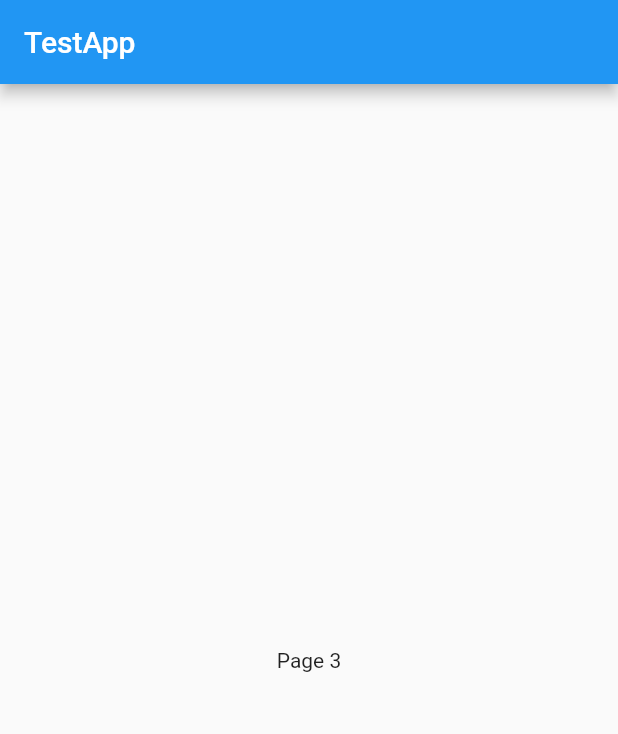
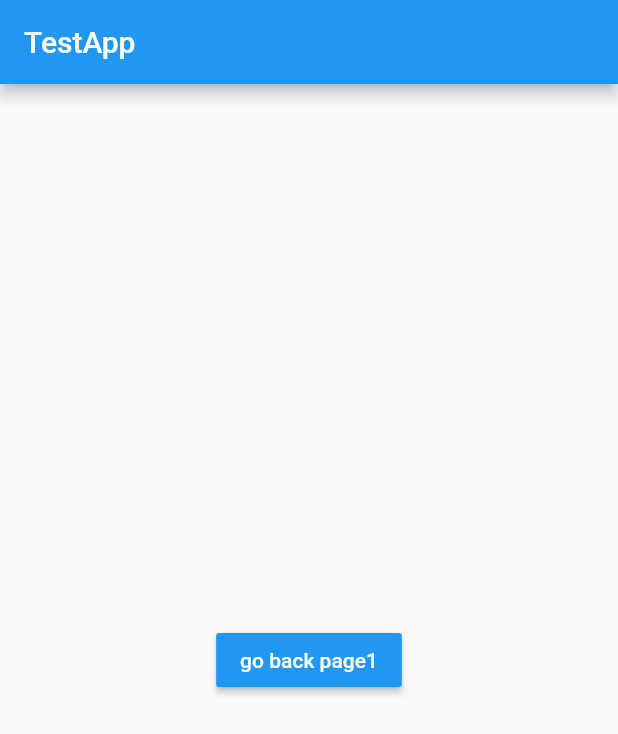
Before and after one commit to tontanh/app1, a Flutter app: the MyHomePage screen opened directly, on a phone screen of 412 x 824 dp. Shown: the top 734 px of the screen. Run offline on Flutter 3.47's test engine with Material 2 defaults, Android fonts, the phone set to English and light mode, and no system bars.

Commit message:
finished next page

```diff
--- a/lib/page3.dart
+++ b/lib/page3.dart
@@ -1,4 +1,6 @@
+import 'package:app1/page1.dart';
 import 'package:flutter/material.dart';
+import 'page1.dart';
 
 class Page3 extends StatelessWidget {
   @override
@@ -25,14 +27,18 @@ class _MyHomePageState extends State<MyHomePage> {
         title: Text(widget.title),
       ),
       body: Center(
-        child: Column(
-          mainAxisAlignment: MainAxisAlignment.center,
-          children: <Widget>[
-            Text(
-              'Page 3',
+        child: RaisedButton(
+            child: Text(
+              "go back page1",
+              style: TextStyle(color: Colors.white),
             ),
-          ],
-        ),
+            color: Colors.blue,
+            onPressed: () {
+              Navigator.push(
+                context,
+                MaterialPageRoute(builder: (context) => Page1()),
+              );
+            }),
       ),
     );
   }
```
